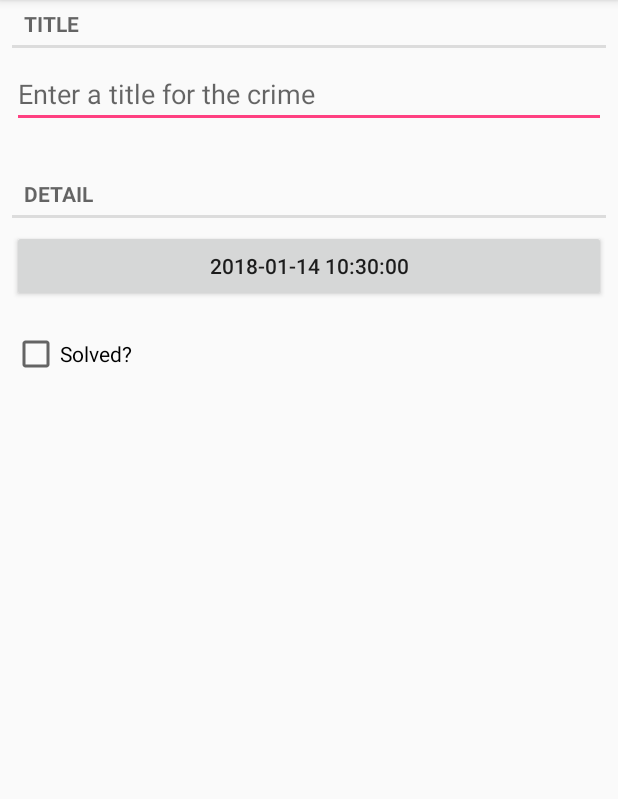
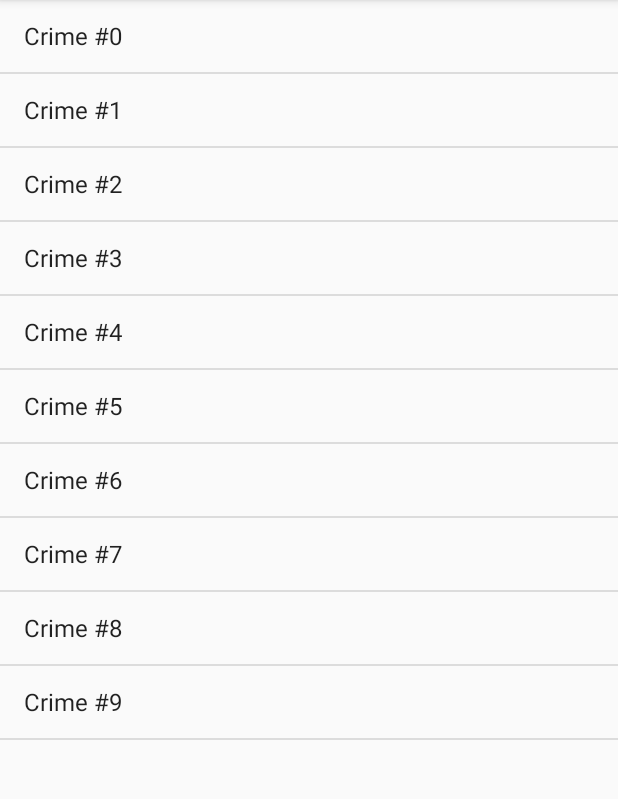
Before and after one commit to NUAAMETEOR/CriminalIntent, an Android app: the screen it shows after launch (MainActivity before the commit, CrimeListActivity after it), on a phone screen of 412 x 824 dp, the part 84-883 px from its top. Run offline under Robolectric (Android 15) with nearby library versions, the phone set to English and light mode, and no system bars.

Commit message:
crime list 粗糙版，下个版本做自定义的list 试图

```diff
--- a/app/src/main/AndroidManifest.xml
+++ b/app/src/main/AndroidManifest.xml
@@ -10,9 +10,10 @@
         android:supportsRtl="true"
         android:theme="@style/AppTheme">
         <activity android:name=".MainActivity">
+        </activity>
+        <activity android:name=".CrimeListActivity">
             <intent-filter>
                 <action android:name="android.intent.action.MAIN" />
-
                 <category android:name="android.intent.category.LAUNCHER" />
             </intent-filter>
         </activity>
--- /dev/null
+++ b/app/src/main/java/cn/edu/nuaa/criminalintent/BaseFragmentActivity.java
@@ -0,0 +1,27 @@
+package cn.edu.nuaa.criminalintent;
+
+import android.app.Fragment;
+import android.app.FragmentManager;
+import android.os.Bundle;
+import android.support.annotation.Nullable;
+import android.support.v7.app.AppCompatActivity;
+
+/**
+ * Created by Meteor on 2018/1/13.
+ */
+
+public abstract class BaseFragmentActivity extends AppCompatActivity {
+    @Override
+    protected void onCreate(@Nullable Bundle savedInstanceState) {
+        super.onCreate(savedInstanceState);
+        setContentView(R.layout.activity_main);
+        FragmentManager      fragmentManager =getFragmentManager();
+        Fragment fragment = fragmentManager.findFragmentById(R.id.fragmentContainer);
+        if (fragment == null) {
+            fragment = createFragment();
+            fragmentManager.beginTransaction().add(R.id.fragmentContainer, fragment).commit();
+        }
+    }
+
+    protected abstract Fragment createFragment();
+}
--- /dev/null
+++ b/app/src/main/java/cn/edu/nuaa/criminalintent/CrimeListActivity.java
@@ -0,0 +1,14 @@
+package cn.edu.nuaa.criminalintent;
+
+import android.app.Fragment;
+
+/**
+ * Created by Meteor on 2018/1/14.
+ */
+
+public class CrimeListActivity extends BaseFragmentActivity {
+    @Override
+    protected Fragment createFragment() {
+        return new CrimeListFragment();
+    }
+}
--- /dev/null
+++ b/app/src/main/java/cn/edu/nuaa/criminalintent/CrimeListFragment.java
@@ -0,0 +1,22 @@
+package cn.edu.nuaa.criminalintent;
+
+import android.app.ListFragment;
+import android.os.Bundle;
+import android.support.annotation.Nullable;
+import android.widget.ArrayAdapter;
+
+import cn.edu.nuaa.model.Crime;
+import cn.edu.nuaa.model.CrimeRepository;
+
+/**
+ * Created by Meteor on 2018/1/13.
+ */
+
+public class CrimeListFragment extends ListFragment {
+    @Override
+    public void onCreate(@Nullable Bundle savedInstanceState) {
+        super.onCreate(savedInstanceState);
+        getActivity().setTitle(R.string.app_name);
+        setListAdapter(new ArrayAdapter<Crime>(getActivity(),android.R.layout.simple_list_item_1, CrimeRepository.getCrimeRepository(getActivity()).getCrimeList()));
+    }
+}
--- a/app/src/main/java/cn/edu/nuaa/criminalintent/MainActivity.java
+++ b/app/src/main/java/cn/edu/nuaa/criminalintent/MainActivity.java
@@ -1,29 +1,21 @@
 package cn.edu.nuaa.criminalintent;
 
 import android.app.Fragment;
-import android.app.FragmentManager;
 import android.os.Bundle;
-import android.support.v7.app.AppCompatActivity;
 import android.util.Log;
 
-public class MainActivity extends AppCompatActivity {
+public class MainActivity extends BaseFragmentActivity {
     private static final String LOG_TAG = MainActivity.class.getName();
 
     @Override
     protected void onCreate(Bundle savedInstanceState) {
         Log.d(LOG_TAG, "onCreate called");
         super.onCreate(savedInstanceState);
-        setContentView(R.layout.activity_main);
-        FragmentManager fragmentManager = getFragmentManager();
-        if (fragmentManager != null) {
-            Fragment fragment = fragmentManager.findFragmentById(R.id.fragmentContainer);
-            if (fragment == null) {
-                fragment = new CrimeFragment();
-                fragmentManager.beginTransaction().add(R.id.fragmentContainer, fragment).commit();
-            }
-        } else {
-            Log.e(LOG_TAG, "can not get fragment manager");
-        }
+    }
+
+    @Override
+    protected Fragment createFragment() {
+        return new CrimeFragment();
     }
 
     @Override
--- a/app/src/main/java/cn/edu/nuaa/model/Crime.java
+++ b/app/src/main/java/cn/edu/nuaa/model/Crime.java
@@ -19,6 +19,11 @@ public class Crime {
 
     public Date getCrimeDate() {
         return crimeDate;
+    }
+
+    @Override
+    public String toString() {
+        return crimeTitle;
     }
 
     public void setCrimeDate(Date crimeDate) {
--- a/app/src/main/java/cn/edu/nuaa/model/CrimeRepository.java
+++ b/app/src/main/java/cn/edu/nuaa/model/CrimeRepository.java
@@ -1,6 +1,7 @@
 package cn.edu.nuaa.model;
 
 import android.content.Context;
+import android.support.annotation.NonNull;
 
 import java.util.ArrayList;
 import java.util.UUID;
@@ -19,9 +20,13 @@ public class CrimeRepository {
         initCrimeList();
     }
 
-    public static CrimeRepository getCrimeRepository(Context context) {
+    public static CrimeRepository getCrimeRepository(@NonNull Context context) {
         if (crimeRepository == null) {
-            crimeRepository = new CrimeRepository(context.getApplicationContext());
+            synchronized (CrimeRepository.class) {
+                if (crimeRepository == null) {
+                    crimeRepository = new CrimeRepository(context.getApplicationContext());
+                }
+            }
         }
         return crimeRepository;
     }
@@ -29,7 +34,7 @@ public class CrimeRepository {
     public Crime getCrime(UUID uuid) {
         for (Crime c :
                 crimeList) {
-            if (c.getCrimeId() == uuid) {
+            if (c.getCrimeId() .equals(uuid)) {
                 return c;
             }
         }
@@ -37,7 +42,13 @@ public class CrimeRepository {
     }
 
     private void initCrimeList() {
-
+        crimeList = new ArrayList<Crime>();
+        for (int i = 0; i < 10; i++) {
+            Crime crime = new Crime();
+            crime.setCrimeTitle("Crime #" + i);
+            crime.setCrimeSolved(i % 2 == 0);
+            crimeList.add(crime);
+        }
     }
 
     public ArrayList<Crime> getCrimeList() {
--- /dev/null
+++ b/app/src/main/res/layout/crime_list_item.xml
@@ -0,0 +1,6 @@
+<?xml version="1.0" encoding="utf-8"?>
+<LinearLayout xmlns:android="http://schemas.android.com/apk/res/android"
+    android:layout_width="match_parent"
+    android:layout_height="match_parent">
+
+</LinearLayout>
--- a/app/src/main/res/values/strings.xml
+++ b/app/src/main/res/values/strings.xml
@@ -4,4 +4,5 @@
     <string name="crime_title_label">Title</string>
     <string name="crime_detail_label">Detail</string>
     <string name="crime_solved_label">Solved?</string>
+    <string name="activity_crime_title">Crime</string>
 </resources>
```
